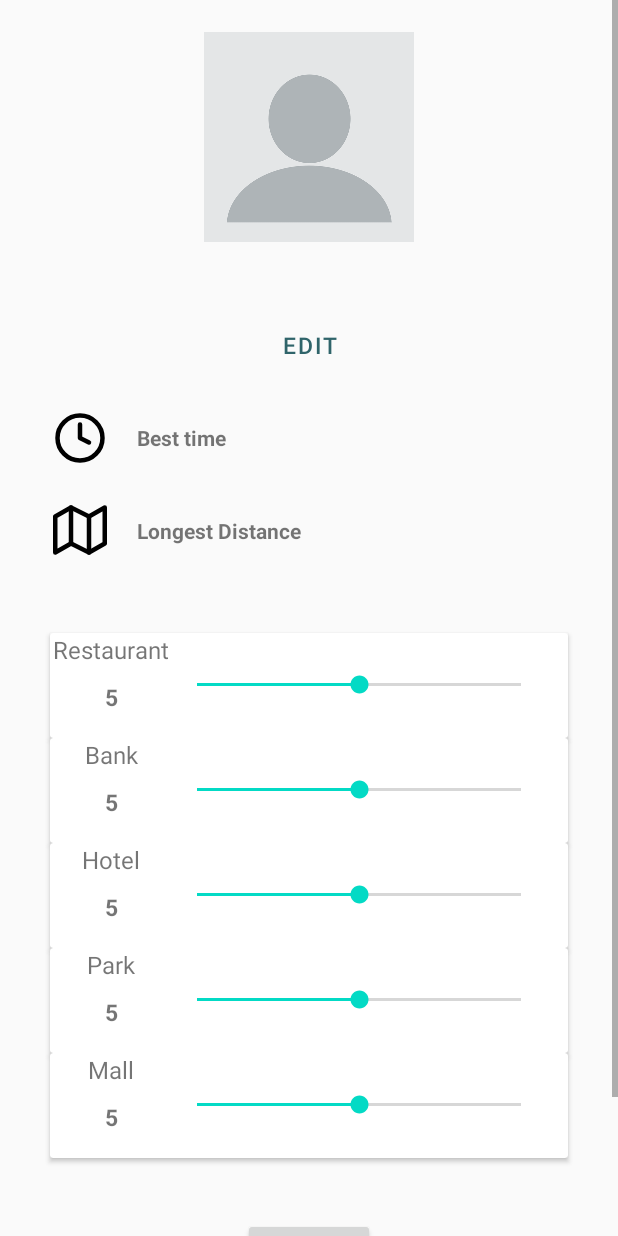
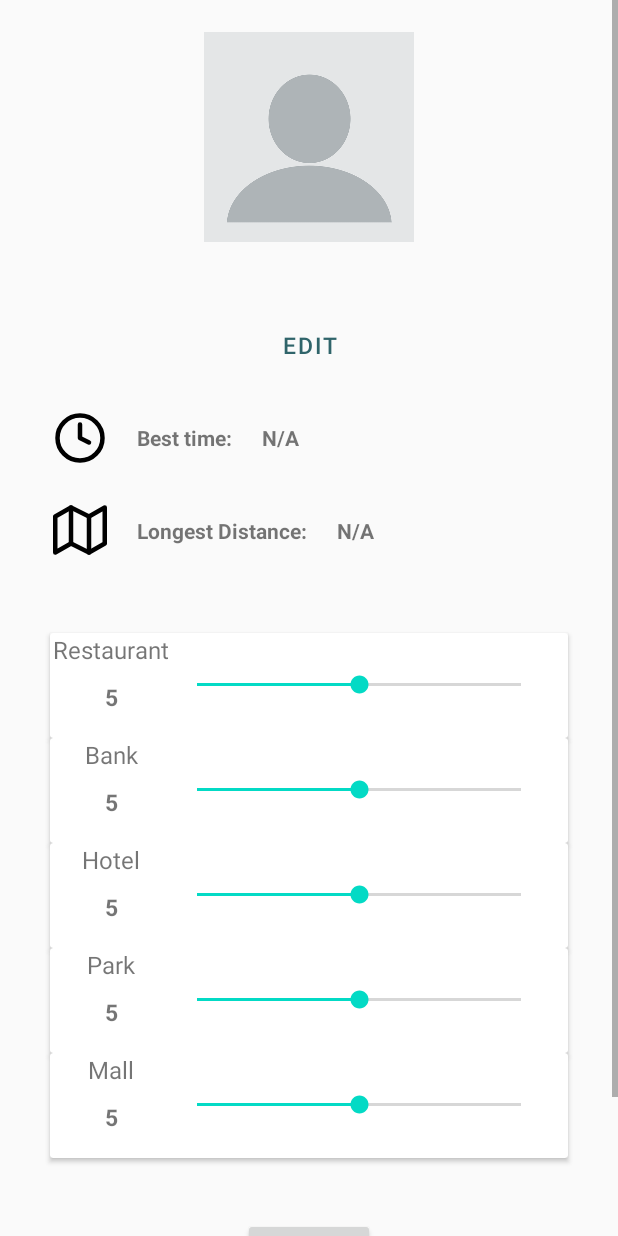
Before and after one commit to kashepavadan/cs446proj, an Android app: the ProfileActivity screen opened directly, with no data from a screen before it, on a phone screen of 412 x 824 dp. Run offline under Robolectric (Android 15) with nearby library versions, the phone set to English and light mode, and no system bars.

```diff
--- a/app/src/main/java/com/example/maprace/ProfileActivity.java
+++ b/app/src/main/java/com/example/maprace/ProfileActivity.java
@@ -14,6 +14,8 @@ import com.example.maprace.utils.StorageUtils;
 
 import java.util.ArrayList;
 import java.util.List;
+import java.util.Locale;
+import java.util.concurrent.TimeUnit;
 
 public class ProfileActivity extends AppCompatActivity {
 
@@ -21,15 +23,30 @@ public class ProfileActivity extends AppCompatActivity {
     private List<SeekBar> sliders = new ArrayList<>();
     private final int defaultWeight = 5;
 
+    private static String getTimeString(Long milliseconds) {
+        if (milliseconds == null) return "N/A";
+
+        long hours = TimeUnit.MILLISECONDS.toHours(milliseconds);
+        long minutes = TimeUnit.MILLISECONDS.toMinutes(milliseconds - TimeUnit.HOURS.toMillis(hours));
+
+        return String.format(Locale.getDefault(), "%2d hrs %2d mins", hours, minutes);
+    }
+
     @Override
     protected void onCreate(Bundle savedInstanceState) {
         super.onCreate(savedInstanceState);
         setContentView(R.layout.activity_profile);
 
         TextView usernameTextView = findViewById(R.id.usernameTextView);
+        TextView longestDistanceTextView = findViewById(R.id.longestDistance);
+        TextView bestTimeTextView = findViewById(R.id.bestTime);
 
         UserProfile userProfile = StorageUtils.getUserProfile(getApplicationContext());
         usernameTextView.setText(userProfile.getUsername());
+        longestDistanceTextView.setText(userProfile.getLongestDistance() != null ?
+                String.format(Locale.getDefault(), "%.2f km", userProfile.getLongestDistance() / 1000) : "N/A");
+        bestTimeTextView.setText(getTimeString(userProfile.getBestTime()));
+
         getElements();
         addSliderListener();
         addResetListener();
--- a/app/src/main/java/com/example/maprace/models/UserProfile.java
+++ b/app/src/main/java/com/example/maprace/models/UserProfile.java
@@ -4,6 +4,8 @@ import java.io.Serializable;
 
 public class UserProfile implements Serializable {
     private String username;
+    private Float longestDistance = null;
+    private Long bestTime = null;
 
     public String getUsername() {
         return username;
@@ -12,4 +14,20 @@ public class UserProfile implements Serializable {
     public void setUsername(String username) {
         this.username = username;
     }
+
+    public Float getLongestDistance() {
+        return longestDistance;
+    }
+
+    public void setLongestDistance(Float longestDistance) {
+        this.longestDistance = longestDistance;
+    }
+
+    public Long getBestTime() {
+        return bestTime;
+    }
+
+    public void setBestTime(Long bestTime) {
+        this.bestTime = bestTime;
+    }
 }
--- a/app/src/main/res/layout/activity_game.xml
+++ b/app/src/main/res/layout/activity_game.xml
@@ -22,7 +22,7 @@
                 android:layout_width="wrap_content"
                 android:layout_height="wrap_content"
                 android:text="exit"
-                android:onClick="stopChronometer"/>
+                android:onClick="onExitGame"/>
 
             <ImageView
                 android:id="@+id/timer"
--- a/app/src/main/res/layout/activity_profile.xml
+++ b/app/src/main/res/layout/activity_profile.xml
@@ -64,7 +64,16 @@
                         android:layout_width="wrap_content"
                         android:layout_height="wrap_content"
                         android:paddingLeft="20dp"
-                        android:text="Best time"/>
+                        android:text="Best time:"/>
+
+                    <TextView
+                        android:id="@+id/bestTime"
+                        android:textStyle="bold"
+                        android:layout_gravity="center_vertical"
+                        android:layout_width="wrap_content"
+                        android:layout_height="wrap_content"
+                        android:paddingStart="20dp"
+                        android:text="N/A"/>
                 </LinearLayout>
                 <LinearLayout
                     android:layout_marginTop="25dp"
@@ -82,7 +91,17 @@
                         android:layout_width="wrap_content"
                         android:layout_height="wrap_content"
                         android:paddingStart="20dp"
-                        android:text="Longest Distance"/>
+                        android:text="Longest Distance:"/>
+                    <TextView
+                        android:id="@+id/longestDistance"
+                        android:textStyle="bold"
+                        android:layout_gravity="center_vertical"
+                        android:layout_width="wrap_content"
+                        android:layout_height="wrap_content"
+                        android:paddingStart="20dp"
+                        android:text="N/A"/>
+
+
                 </LinearLayout>
             </LinearLayout>
 
```
Also changed, not shown: app/src/main/java/com/example/maprace/GameActivity.java (+27 -24 lines), app/src/main/java/com/example/maprace/GameEndDialog.java (added, +35 -0 lines), app/src/main/java/com/example/maprace/models/GameModel.java (+40 -2 lines).
